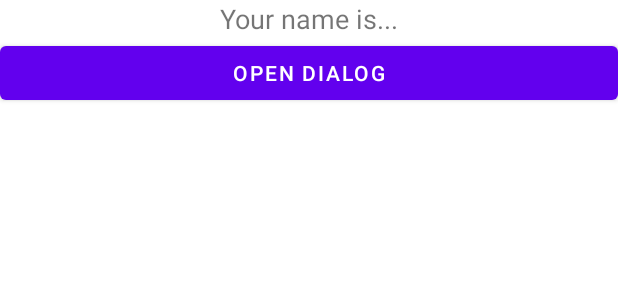
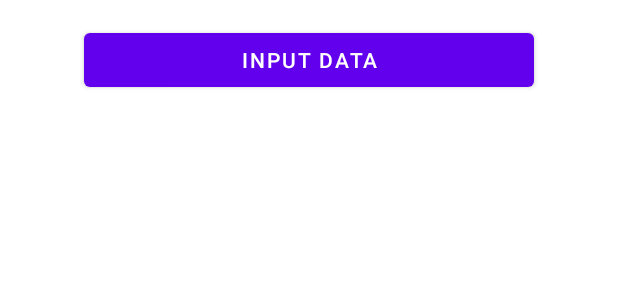
Before and after one commit to Johannnix/Prakerin-Android-1, an Android app: the layout activity_list_member.xml on its own in the app's theme, with its tools: preview values and no code run, on a phone screen of 412 x 824 dp. Shown: the top 300 px of the screen. Run offline under Robolectric (Android 15) with nearby library versions, the phone set to English and light mode, and no system bars.

Commit message:
Menghapus Custom Dialog

```diff
--- a/app/src/main/res/layout/activity_list_member.xml
+++ b/app/src/main/res/layout/activity_list_member.xml
@@ -1,26 +1,28 @@
 <?xml version="1.0" encoding="utf-8"?>
-<LinearLayout
-    xmlns:android="http://schemas.android.com/apk/res/android"
+<LinearLayout xmlns:android="http://schemas.android.com/apk/res/android"
     xmlns:app="http://schemas.android.com/apk/res-auto"
     xmlns:tools="http://schemas.android.com/tools"
     android:layout_width="match_parent"
-    android:layout_height="match_parent"
-    android:orientation="vertical"
-    tools:context=".MainActivity">
+    android:layout_height="wrap_content"
+    tools:context=".ListMember"
+    android:orientation="vertical">
 
-    <TextView
-        android:id="@+id/txtName"
+    <Button
+        android:id="@+id/inputButton"
+        android:layout_width="300dp"
+        android:layout_height="wrap_content"
+        android:layout_gravity="center"
+        android:layout_marginTop="16dp"
+        android:text="Input data" />
+
+    <androidx.recyclerview.widget.RecyclerView
+        android:id="@+id/listUser"
         android:layout_width="match_parent"
         android:layout_height="wrap_content"
-        android:text="Your name is..."
-        android:textAlignment="center"
-        android:textSize="18sp"
-        android:layout_gravity="center_horizontal"
-        android:gravity="center_horizontal" />
+        android:paddingLeft="20dp"
+        android:paddingRight="20dp"
+        android:paddingBottom="20dp">
 
-    <Button
-        android:id="@+id/btnOpenDialog"
-        android:layout_width="match_parent"
-        android:layout_height="wrap_content"
-        android:text="OPEN DIALOG" />
+    </androidx.recyclerview.widget.RecyclerView>
+
 </LinearLayout>
```
Also changed, not shown: app/src/main/java/com/example/login/ListMember.java (+31 -82 lines), app/src/main/res/layout/custom_dialog.xml (deleted, +0 -56 lines).
